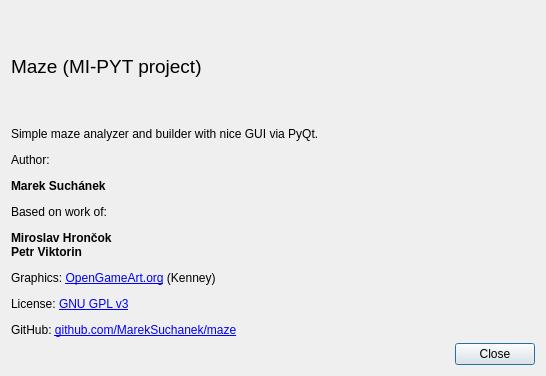
Qt form maze/static/ui/help.ui (MarekSuchanek/maze) before a commit.
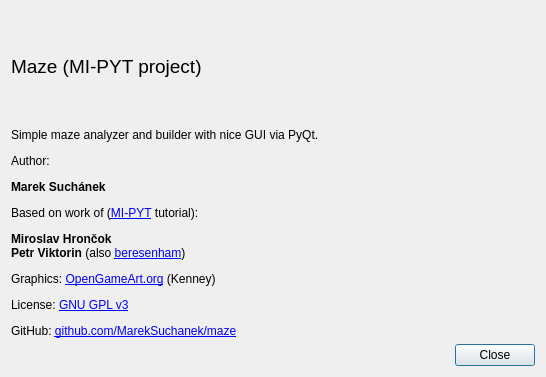
The same form after that commit.

Commit message: Mouse drag (via bresenham)

```diff
--- a/maze/static/ui/help.ui
+++ b/maze/static/ui/help.ui
@@ -7,7 +7,7 @@
     <x>0</x>
     <y>0</y>
     <width>546</width>
-    <height>376</height>
+    <height>377</height>
    </rect>
   </property>
   <property name="windowTitle">
@@ -29,7 +29,7 @@
    <item>
     <widget class="QLabel" name="label_2">
      <property name="text">
-      <string>&lt;html&gt;&lt;head/&gt;&lt;body&gt;&lt;p&gt;Simple maze analyzer and builder with nice GUI via PyQt. &lt;/p&gt;&lt;p&gt;Author: &lt;/p&gt;&lt;p&gt;&lt;span style=&quot; font-weight:600;&quot;&gt;Marek Suchánek&lt;/span&gt;&lt;/p&gt;&lt;p&gt;Based on work of:&lt;/p&gt;&lt;p&gt;&lt;span style=&quot; font-weight:600;&quot;&gt;Miroslav Hrončok&lt;br/&gt;Petr Viktorin&lt;/span&gt;&lt;/p&gt;&lt;p&gt;Graphics: &lt;a href=&quot;http://opengameart.org/users/kenney&quot;&gt;&lt;span style=&quot; text-decoration: underline; color:#0000ff;&quot;&gt;OpenGameArt.org&lt;/span&gt;&lt;/a&gt; (Kenney)&lt;/p&gt;&lt;p&gt;License: &lt;a href=&quot;https://www.gnu.org/licenses/gpl-3.0.en.html&quot;&gt;&lt;span style=&quot; text-decoration: underline; color:#0000ff;&quot;&gt;GNU GPL v3&lt;/span&gt;&lt;/a&gt;&lt;/p&gt;&lt;p&gt;GitHub: &lt;a href=&quot;https://github.com/MarekSuchanek/maze&quot;&gt;&lt;span style=&quot; text-decoration: underline; color:#0000ff;&quot;&gt;github.com/MarekSuchanek/maze&lt;/span&gt;&lt;/p&gt;&lt;/body&gt;&lt;/html&gt;</string>
+      <string>&lt;html&gt;&lt;head/&gt;&lt;body&gt;&lt;p&gt;Simple maze analyzer and builder with nice GUI via PyQt. &lt;/p&gt;&lt;p&gt;Author: &lt;/p&gt;&lt;p&gt;&lt;span style=&quot; font-weight:600;&quot;&gt;Marek Suchánek&lt;/span&gt;&lt;/p&gt;&lt;p&gt;Based on work of (&lt;a href=&quot;https://github.com/cvut/MI-PYT&quot;&gt;&lt;span style=&quot; text-decoration: underline; color:#0000ff;&quot;&gt;MI-PYT&lt;/span&gt;&lt;/a&gt; tutorial):&lt;/p&gt;&lt;p&gt;&lt;span style=&quot; font-weight:600;&quot;&gt;Miroslav Hrončok&lt;br/&gt;Petr Viktorin &lt;/span&gt;(also &lt;a href=&quot;https://github.com/encukou/bresenham&quot;&gt;&lt;span style=&quot; text-decoration: underline; color:#0000ff;&quot;&gt;beresenham&lt;/span&gt;&lt;/a&gt;)&lt;/p&gt;&lt;p&gt;Graphics: &lt;a href=&quot;http://opengameart.org/users/kenney&quot;&gt;&lt;span style=&quot; text-decoration: underline; color:#0000ff;&quot;&gt;OpenGameArt.org&lt;/span&gt;&lt;/a&gt; (Kenney)&lt;/p&gt;&lt;p&gt;License: &lt;a href=&quot;https://www.gnu.org/licenses/gpl-3.0.en.html&quot;&gt;&lt;span style=&quot; text-decoration: underline; color:#0000ff;&quot;&gt;GNU GPL v3&lt;/span&gt;&lt;/a&gt;&lt;/p&gt;&lt;p&gt;GitHub: &lt;a href=&quot;https://github.com/MarekSuchanek/maze&quot;&gt;&lt;span style=&quot; text-decoration: underline; color:#0000ff;&quot;&gt;github.com/MarekSuchanek/maze&lt;/span&gt;&lt;/a&gt;&lt;/p&gt;&lt;/body&gt;&lt;/html&gt;</string>
      </property>
      <property name="textFormat">
       <enum>Qt::AutoText</enum>
```
The commit also changes 3 other files.
